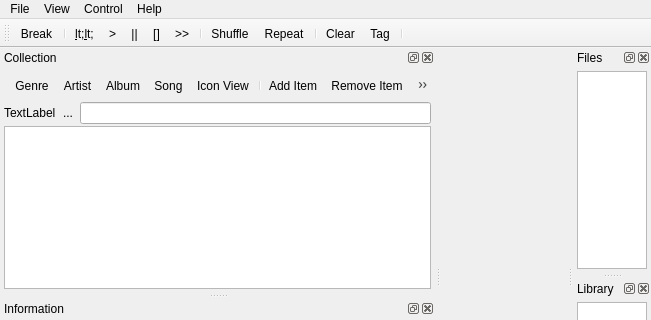
Before: the Qt Designer form src/cuberok.ui in DrMoriarty/cuberok, drawn with Qt 5; both pictures show x 0 to 651 and y 0 to 320 of the 651 by 525 pixel window.
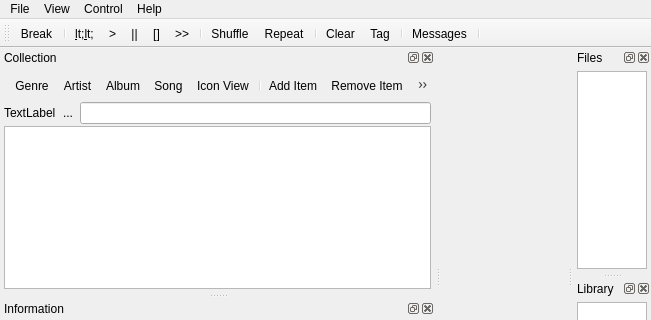
After: the same form once the commit is applied. Icons and pictures are not drawn. Custom widgets are drawn as their Qt base class.

Patch:
```diff
--- a/src/cuberok.ui
+++ b/src/cuberok.ui
@@ -598,6 +598,8 @@
    <addaction name="actionClear_playlist" />
    <addaction name="actionEditTag" />
    <addaction name="separator" />
+   <addaction name="actionConsole" />
+   <addaction name="separator" />
   </widget>
   <action name="actionAbout" >
    <property name="icon" >
```
Left out of the diff: 3 changed lines with no effect on the pictures.
